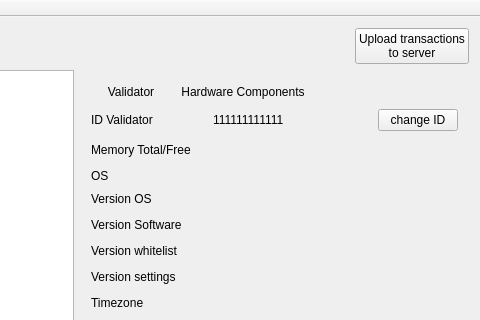
The window that updater/updater.ui (sergeysy/updater) describes before a commit, drawn with Qt 5; both pictures show x 532 to 1012 and y 0 to 320 of the 1012 by 484 pixel window.
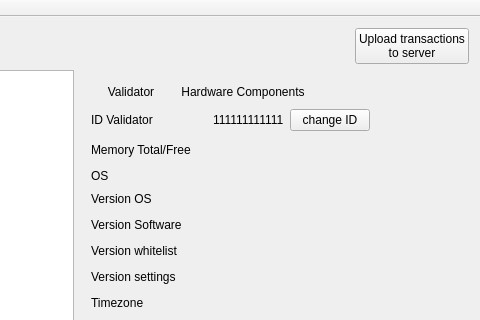
The same window after the commit.

```diff
--- a/updater/updater.ui
+++ b/updater/updater.ui
@@ -173,7 +173,7 @@
            </property>
           </widget>
          </item>
-         <item row="0" column="1">
+         <item row="0" column="2">
           <spacer name="horizontalSpacer_4">
            <property name="orientation">
             <enum>Qt::Horizontal</enum>
@@ -186,8 +186,8 @@
            </property>
           </spacer>
          </item>
-         <item row="0" column="2">
-          <widget class="QPushButton" name="pushButton_3">
+         <item row="0" column="1">
+          <widget class="QPushButton" name="pbChangeId">
            <property name="sizePolicy">
             <sizepolicy hsizetype="Minimum" vsizetype="Minimum">
              <horstretch>0</horstretch>
```
